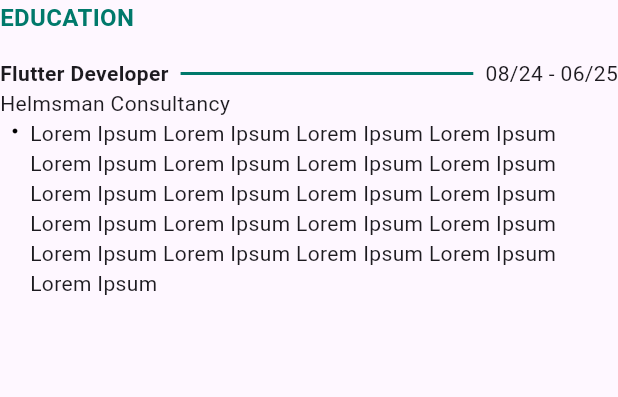
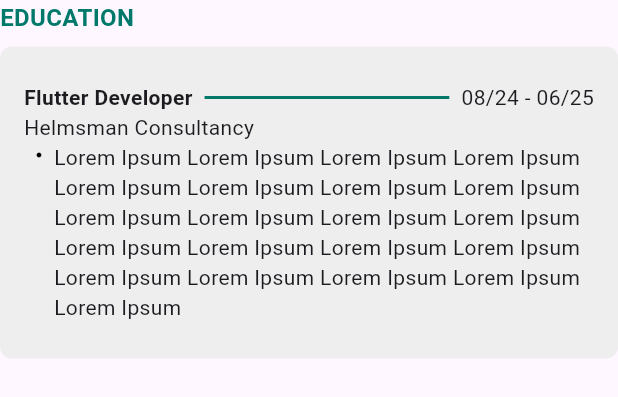
Before and after one commit to priyankprmr/portfolio, a Flutter app: the EducationWidget widget shown alone on an empty page, opened directly, on a phone screen of 412 x 824 dp. Shown: the top 397 px of the screen. Run offline on Flutter 3.47's test engine with Material 3 defaults, Android fonts, the phone set to English and light mode, and no system bars.

Commit message:
- ui improved

```diff
--- a/lib/views/resume_view.dart
+++ b/lib/views/resume_view.dart
@@ -27,7 +27,7 @@ class ResumeView extends StatelessWidget {
               PersonalInfoWidget(),
               Gap(height: 8.0),
               ProfessionalSummaryWidget(),
-              Gap(height: 6.0),
+              Gap(height: 8.0),
               WorkExperienceWidget(),
               Gap(height: 8.0),
               SkillsWidget(),
--- a/lib/views/widgets/education_widget.dart
+++ b/lib/views/widgets/education_widget.dart
@@ -19,7 +19,14 @@ class EducationWidget extends StatelessWidget {
           ),
         ),
         Gap(height: 8.0),
-        WorkExperienceCard(),
+        Container(
+          decoration: BoxDecoration(
+            color: Colors.grey.shade200,
+            borderRadius: BorderRadius.circular(8.0),
+          ),
+          padding: EdgeInsets.all(16.0),
+          child: WorkExperienceCard(),
+        ),
       ],
     );
   }
```
Also changed, not shown: lib/views/widgets/professional_summary_widget.dart (+8 -1 lines), lib/views/widgets/work_experience_widget.dart (+10 -2 lines).
